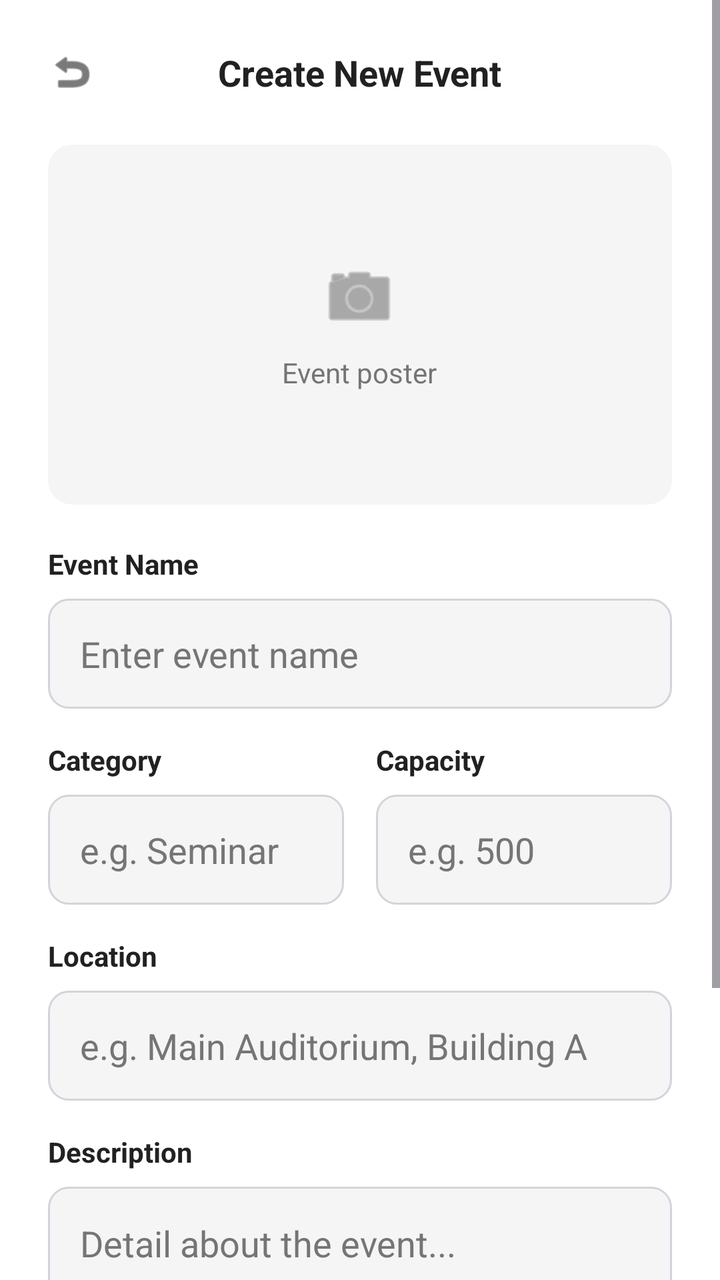
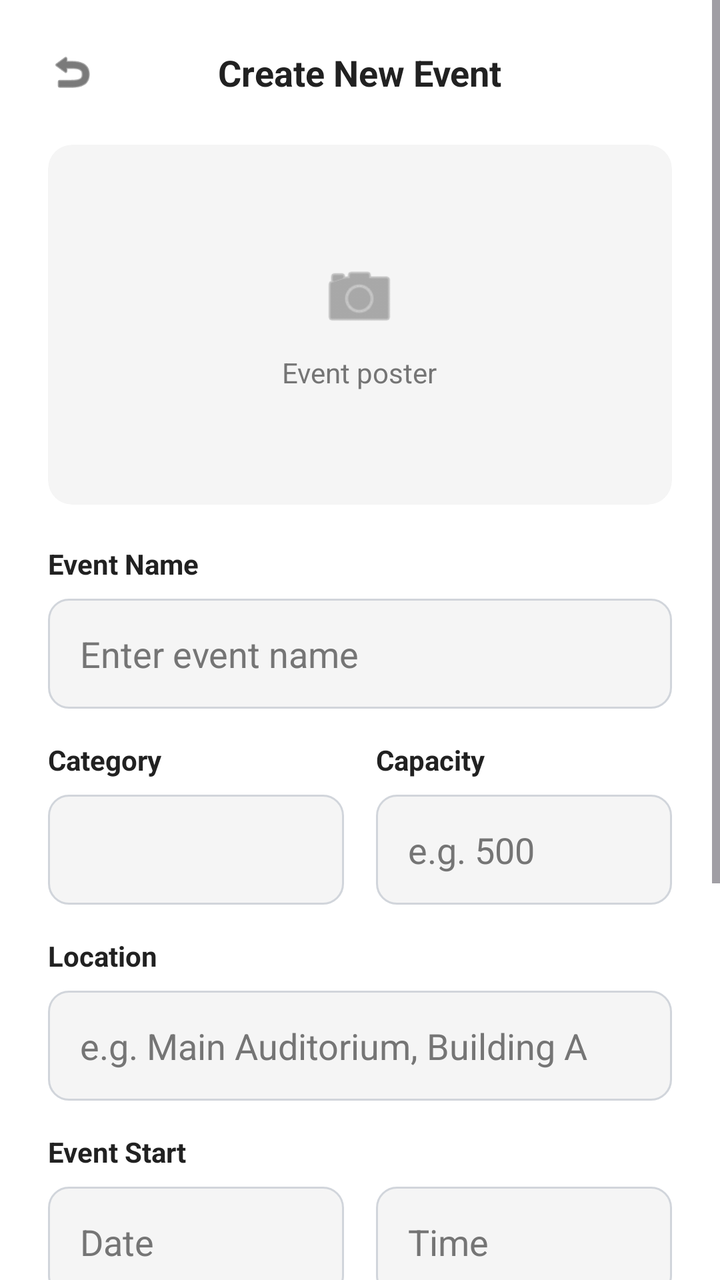

Screens rendered from an Android XML layout before and after an edit, with the pre-edit source and the edit as a unified diff.
<!-- AndroidManifest.xml: application theme Theme.CampusConnectProject -->
<!-- res/layout/activity_create_event.xml -->
<?xml version="1.0" encoding="utf-8"?>
<ScrollView xmlns:android="http://schemas.android.com/apk/res/android"
    xmlns:app="http://schemas.android.com/apk/res-auto"
    xmlns:tools="http://schemas.android.com/tools"
    android:layout_width="match_parent"
    android:layout_height="match_parent"
    android:background="@color/bg_utama"
    android:fillViewport="true"
    tools:context=".ui.panitia.CreateEventActivity">

    <LinearLayout
        android:layout_width="match_parent"
        android:layout_height="wrap_content"
        android:orientation="vertical"
        android:padding="24dp">

        <RelativeLayout
            android:layout_width="match_parent"
            android:layout_height="wrap_content"
            android:layout_marginBottom="24dp">

            <ImageView
                android:id="@+id/btnBackCreate"
                android:layout_width="24dp"
                android:layout_height="24dp"
                android:src="@android:drawable/ic_menu_revert"
                app:tint="@color/teks_utama" />

            <TextView
                android:layout_width="wrap_content"
                android:layout_height="wrap_content"
                android:layout_centerInParent="true"
                android:text="Create New Event"
                android:textColor="@color/teks_utama"
                android:textSize="18sp"
                android:textStyle="bold" />
        </RelativeLayout>

        <androidx.cardview.widget.CardView
            android:id="@+id/cvUploadPoster"
            android:layout_width="match_parent"
            android:layout_height="180dp"
            android:layout_marginBottom="20dp"
            app:cardBackgroundColor="@color/bg_input"
            app:cardCornerRadius="12dp"
            app:cardElevation="0dp"
            app:strokeColor="@color/garis_pembatas"
            app:strokeWidth="1dp">

            <ImageView
                android:id="@+id/ivPosterPreview"
                android:layout_width="match_parent"
                android:layout_height="match_parent"
                android:contentDescription="Event poster preview"
                android:scaleType="centerCrop"
                android:visibility="gone" />

            <LinearLayout
                android:id="@+id/layoutUploadPosterPlaceholder"
                android:layout_width="wrap_content"
                android:layout_height="wrap_content"
                android:layout_gravity="center"
                android:gravity="center"
                android:orientation="vertical">

                <ImageView
                    android:layout_width="40dp"
                    android:layout_height="40dp"
                    android:src="@android:drawable/ic_menu_camera"
                    app:tint="@color/teks_sekunder" />

                <TextView
                    android:layout_width="wrap_content"
                    android:layout_height="wrap_content"
                    android:layout_marginTop="8dp"
                    android:text="Event poster"
                    android:textColor="@color/teks_sekunder"
                    android:textSize="14sp" />
            </LinearLayout>
        </androidx.cardview.widget.CardView>

        <TextView
            android:layout_width="wrap_content"
            android:layout_height="wrap_content"
            android:text="Event Name"
            android:textColor="@color/teks_utama"
            android:textStyle="bold"
            android:layout_marginBottom="8dp"/>

        <EditText
            android:id="@+id/etEventName"
            android:layout_width="match_parent"
            android:layout_height="55dp"
            android:background="@drawable/bg_input_rounded"
            android:hint="Enter event name"
            android:textColor="@color/teks_utama"
            android:textColorHint="@color/teks_sekunder"
            android:paddingHorizontal="16dp"
            android:layout_marginBottom="16dp"/>

        <LinearLayout
            android:layout_width="match_parent"
            android:layout_height="wrap_content"
            android:orientation="horizontal"
            android:layout_marginBottom="16dp">

            <LinearLayout
                android:layout_width="0dp"
                android:layout_height="wrap_content"
                android:layout_weight="1"
                android:orientation="vertical"
                android:layout_marginEnd="8dp">

                <TextView
                    android:layout_width="wrap_content"
                    android:layout_height="wrap_content"
                    android:text="Category"
                    android:textColor="@color/teks_utama"
                    android:textStyle="bold"
                    android:layout_marginBottom="8dp"/>

                <EditText
                    android:id="@+id/etCategory"
                    android:layout_width="match_parent"
                    android:layout_height="55dp"
                    android:background="@drawable/bg_input_rounded"
                    android:hint="e.g. Seminar"
                    android:textColor="@color/teks_utama"
                    android:textColorHint="@color/teks_sekunder"
                    android:paddingHorizontal="16dp"/>
            </LinearLayout>

            <LinearLayout
                android:layout_width="0dp"
                android:layout_height="wrap_content"
                android:layout_weight="1"
                android:orientation="vertical"
                android:layout_marginStart="8dp">

                <TextView
                    android:layout_width="wrap_content"
                    android:layout_height="wrap_content"
                    android:text="Capacity"
                    android:textColor="@color/teks_utama"
                    android:textStyle="bold"
                    android:layout_marginBottom="8dp"/>

                <EditText
                    android:id="@+id/etCapacity"
                    android:layout_width="match_parent"
                    android:layout_height="55dp"
                    android:background="@drawable/bg_input_rounded"
                    android:inputType="number"
                    android:hint="e.g. 500"
                    android:textColor="@color/teks_utama"
                    android:textColorHint="@color/teks_sekunder"
                    android:paddingHorizontal="16dp"/>
            </LinearLayout>
        </LinearLayout>

        <TextView
            android:layout_width="wrap_content"
            android:layout_height="wrap_content"
            android:text="Location"
            android:textColor="@color/teks_utama"
            android:textStyle="bold"
            android:layout_marginBottom="8dp"/>

        <EditText
            android:id="@+id/etLocation"
            android:layout_width="match_parent"
            android:layout_height="55dp"
            android:background="@drawable/bg_input_rounded"
            android:hint="e.g. Main Auditorium, Building A"
            android:textColor="@color/teks_utama"
            android:textColorHint="@color/teks_sekunder"
            android:paddingHorizontal="16dp"
            android:layout_marginBottom="16dp"/>

        <TextView
            android:layout_width="wrap_content"
            android:layout_height="wrap_content"
            android:text="Description"
            android:textColor="@color/teks_utama"
            android:textStyle="bold"
            android:layout_marginBottom="8dp"/>

        <EditText
            android:id="@+id/etDescription"
            android:layout_width="match_parent"
            android:layout_height="120dp"
            android:background="@drawable/bg_input_rounded"
            android:gravity="top|start"
            android:hint="Detail about the event..."
            android:textColor="@color/teks_utama"
            android:textColorHint="@color/teks_sekunder"
            android:padding="16dp"
            android:layout_marginBottom="32dp"/>

        <Button
            android:id="@+id/btnSubmitEvent"
            android:layout_width="match_parent"
            android:layout_height="60dp"
            android:backgroundTint="@color/warna_primer"
            android:text="Publish Event"
            android:textAllCaps="false"
            android:textColor="@color/white"
            android:textSize="16sp"
            app:cornerRadius="10dp" />

    </LinearLayout>
</ScrollView>
<!-- resources referenced by this layout -->
<resources>
  <color name="bg_input">#F5F5F5</color>
  <color name="bg_utama">#FFFFFF</color>
  <color name="garis_pembatas">#E5E7EB</color>
  <color name="teks_sekunder">#757575</color>
  <color name="teks_utama">#212121</color>
  <color name="warna_primer">#0A3D91</color>
  <color name="white">#FFFFFFFF</color>
  <!-- drawable bg_input_rounded (drawable) -->
  <?xml version="1.0" encoding="utf-8"?>
  <shape xmlns:android="http://schemas.android.com/apk/res/android" android:shape="rectangle">
      <solid android:color="@color/bg_input" />
      <stroke android:width="1dp" android:color="#D1D5DB" />
      <corners android:radius="10dp" />
  </shape>
  <style name="Theme.CampusConnectProject" parent="Base.Theme.CampusConnectProject" />
  <style name="Base.Theme.CampusConnectProject" parent="Theme.Material3.DayNight.NoActionBar">
          <item name="android:forceDarkAllowed" tools:targetApi="q">false</item>
      </style>
</resources>

<!-- the commit's change to res/layout/activity_create_event.xml (unified diff, before → after) -->
@@ -119,15 +119,12 @@
                     android:textStyle="bold"
                     android:layout_marginBottom="8dp"/>
 
-                <EditText
-                    android:id="@+id/etCategory"
+                <Spinner
+                    android:id="@+id/spCategory"
                     android:layout_width="match_parent"
                     android:layout_height="55dp"
                     android:background="@drawable/bg_input_rounded"
-                    android:hint="e.g. Seminar"
-                    android:textColor="@color/teks_utama"
-                    android:textColorHint="@color/teks_sekunder"
-                    android:paddingHorizontal="16dp"/>
+                    android:paddingHorizontal="12dp" />
             </LinearLayout>
 
             <LinearLayout
@@ -180,6 +177,49 @@
         <TextView
             android:layout_width="wrap_content"
             android:layout_height="wrap_content"
+            android:text="Event Start"
+            android:textColor="@color/teks_utama"
+            android:textStyle="bold"
+            android:layout_marginBottom="8dp"/>
+
+        <LinearLayout
+            android:layout_width="match_parent"
+            android:layout_height="wrap_content"
+            android:orientation="horizontal"
+            android:layout_marginBottom="16dp">
+
+            <EditText
+                android:id="@+id/etEventDate"
+                android:layout_width="0dp"
+                android:layout_height="55dp"
+                android:layout_marginEnd="8dp"
+                android:layout_weight="1"
+                android:background="@drawable/bg_input_rounded"
+                android:clickable="true"
+                android:focusable="false"
+                android:hint="Date"
+                android:paddingHorizontal="16dp"
+                android:textColor="@color/teks_utama"
+                android:textColorHint="@color/teks_sekunder" />
+
+            <EditText
+                android:id="@+id/etEventTime"
+                android:layout_width="0dp"
+                android:layout_height="55dp"
+                android:layout_marginStart="8dp"
+                android:layout_weight="1"
+                android:background="@drawable/bg_input_rounded"
+                android:clickable="true"
+                android:focusable="false"
+                android:hint="Time"
+                android:paddingHorizontal="16dp"
+                android:textColor="@color/teks_utama"
+                android:textColorHint="@color/teks_sekunder" />
+        </LinearLayout>
+
+        <TextView
+            android:layout_width="wrap_content"
+            android:layout_height="wrap_content"
             android:text="Description"
             android:textColor="@color/teks_utama"
             android:textStyle="bold"
